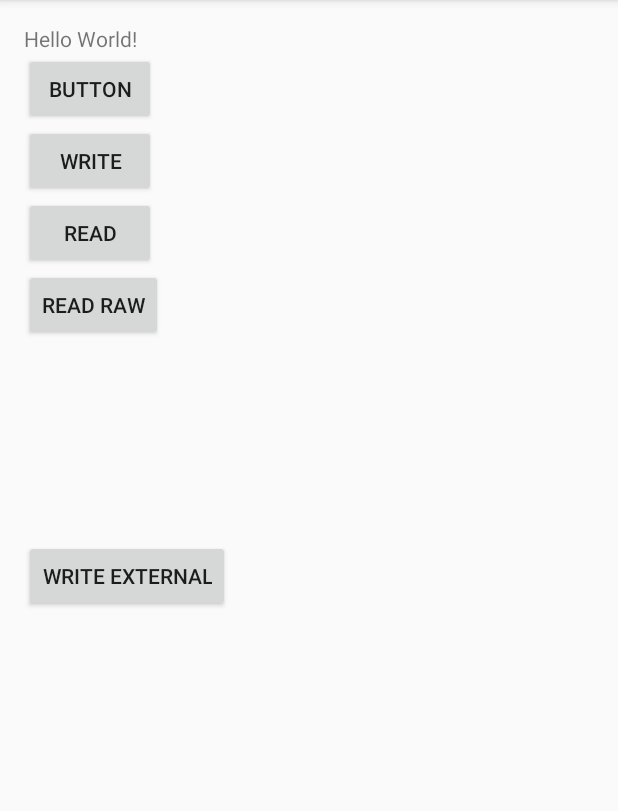
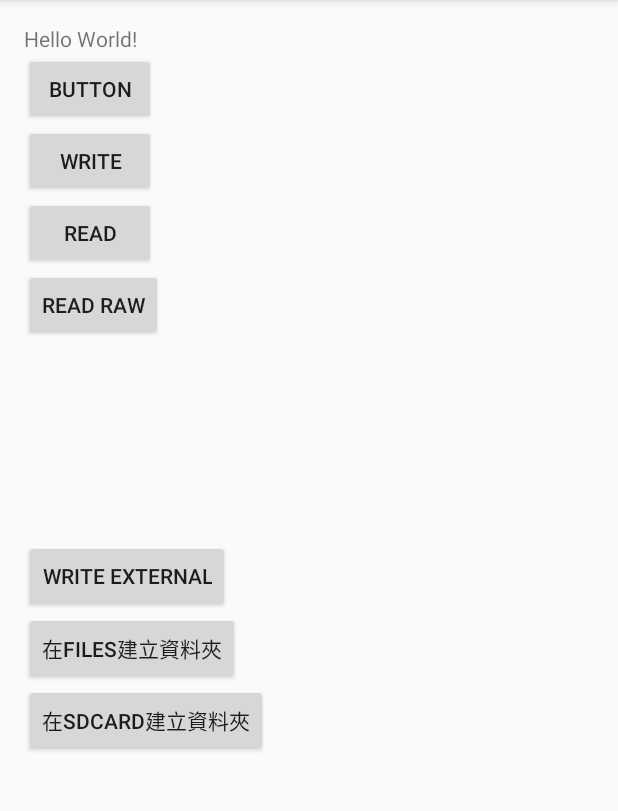
Before and after one commit to liq1862/20161202_test2, an Android app: the screen it shows after launch (MainActivity), on a phone screen of 412 x 824 dp, the part 84-895 px from its top. Run offline under Robolectric (Android 15) with nearby library versions, the phone set to English and light mode, and no system bars.

Commit message:
顯示設定權限視窗

```diff
--- a/app/src/main/AndroidManifest.xml
+++ b/app/src/main/AndroidManifest.xml
@@ -1,7 +1,8 @@
 <?xml version="1.0" encoding="utf-8"?>
 <manifest xmlns:android="http://schemas.android.com/apk/res/android"
     package="com.example.user.a20161202_test2">
-
+    <uses-permission android:name="android.permission.READ_EXTERNAL_STORAGE"/>
+    <uses-permission android:name="android.permission.WRITE_EXTERNAL_STORAGE"/>
     <application
         android:allowBackup="true"
         android:icon="@mipmap/ic_launcher"
--- a/app/src/main/res/layout/activity_main.xml
+++ b/app/src/main/res/layout/activity_main.xml
@@ -55,4 +55,19 @@
         android:layout_centerVertical="true"
         android:layout_alignParentStart="true"
         android:id="@+id/button5" />
+
+    <Button
+        android:text="在SDCARD建立資料夾"
+        android:layout_width="wrap_content"
+        android:layout_height="wrap_content"
+        android:layout_below="@+id/button6"
+        android:id="@+id/button7" />
+
+    <Button
+        android:text="在FILES建立資料夾"
+        android:layout_width="wrap_content"
+        android:layout_height="wrap_content"
+        android:id="@+id/button6"
+        android:layout_below="@+id/button5"
+        android:layout_alignParentStart="true" />
 </RelativeLayout>
```
Also changed, not shown: app/src/main/java/com/example/user/a20161202_test2/MainActivity.java (+64 -5 lines).
